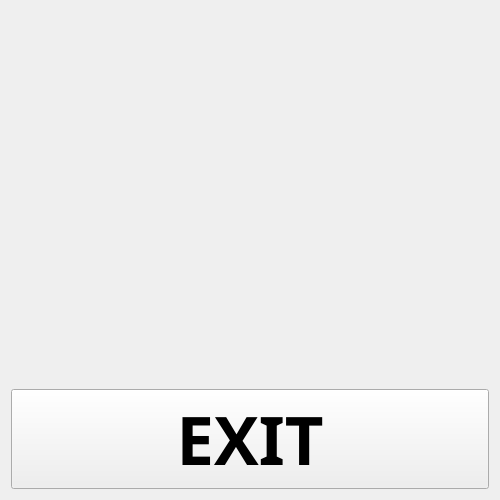
Old version of the form client/design/game.ui in the repository RafaelKhammadeev/SemesterWorkExtremePixelBattle.
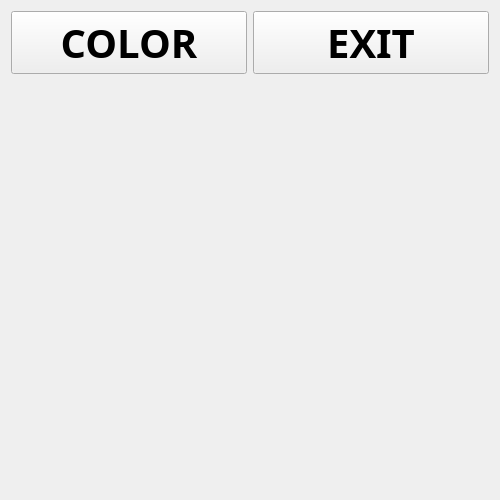
New version of the form.

Commit message: Fix game_design, fix prints

```diff
--- a/client/design/game.ui
+++ b/client/design/game.ui
@@ -14,6 +14,38 @@
    <string>Form</string>
   </property>
   <layout class="QVBoxLayout" name="verticalLayout">
+   <item>
+    <layout class="QHBoxLayout" name="horizontalLayout">
+     <item>
+      <widget class="QPushButton" name="btn_2">
+       <property name="font">
+        <font>
+         <family>Montserrat</family>
+         <pointsize>30</pointsize>
+         <bold>true</bold>
+        </font>
+       </property>
+       <property name="text">
+        <string>COLOR</string>
+       </property>
+      </widget>
+     </item>
+     <item>
+      <widget class="QPushButton" name="btn">
+       <property name="font">
+        <font>
+         <family>Montserrat</family>
+         <pointsize>30</pointsize>
+         <bold>true</bold>
+        </font>
+       </property>
+       <property name="text">
+        <string>EXIT</string>
+       </property>
+      </widget>
+     </item>
+    </layout>
+   </item>
    <item>
     <spacer name="verticalSpacer">
      <property name="orientation">
@@ -28,18 +60,20 @@
     </spacer>
    </item>
    <item>
-    <widget class="QPushButton" name="btn">
-     <property name="font">
-      <font>
-       <family>Montserrat</family>
-       <pointsize>50</pointsize>
-       <bold>true</bold>
-      </font>
+    <layout class="QGridLayout" name="gridLayout"/>
+   </item>
+   <item>
+    <spacer name="verticalSpacer_2">
+     <property name="orientation">
+      <enum>Qt::Vertical</enum>
      </property>
-     <property name="text">
-      <string>EXIT</string>
+     <property name="sizeHint" stdset="0">
+      <size>
+       <width>20</width>
+       <height>40</height>
+      </size>
      </property>
-    </widget>
+    </spacer>
    </item>
   </layout>
  </widget>
```
The commit also changes 1 other file.
